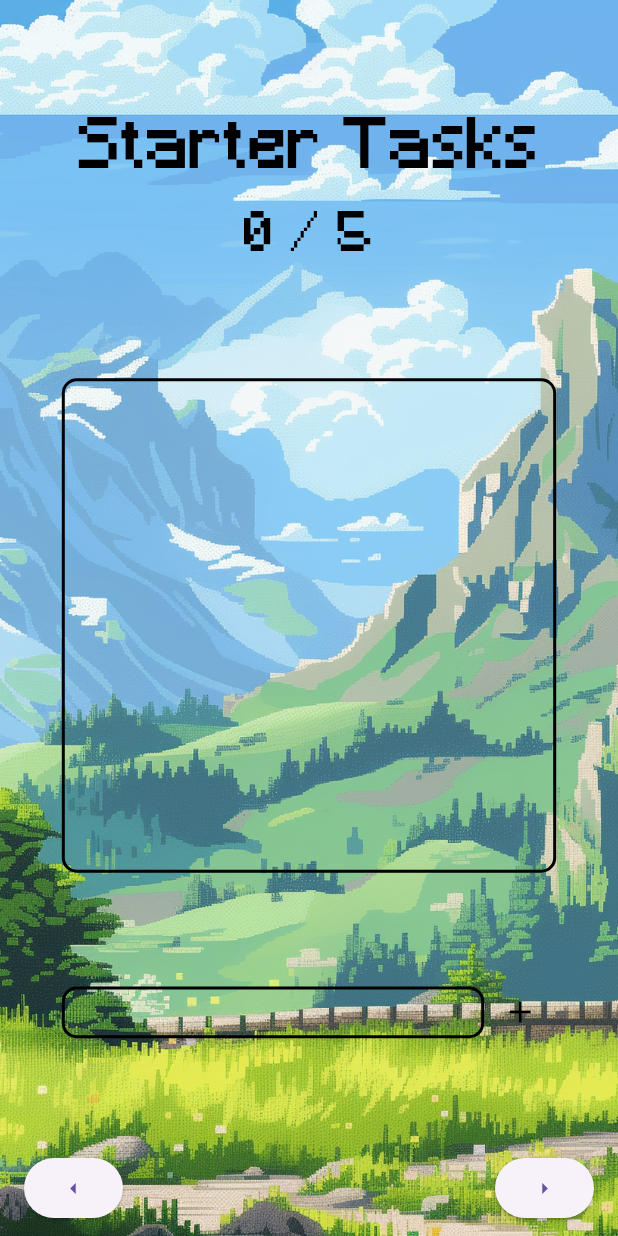
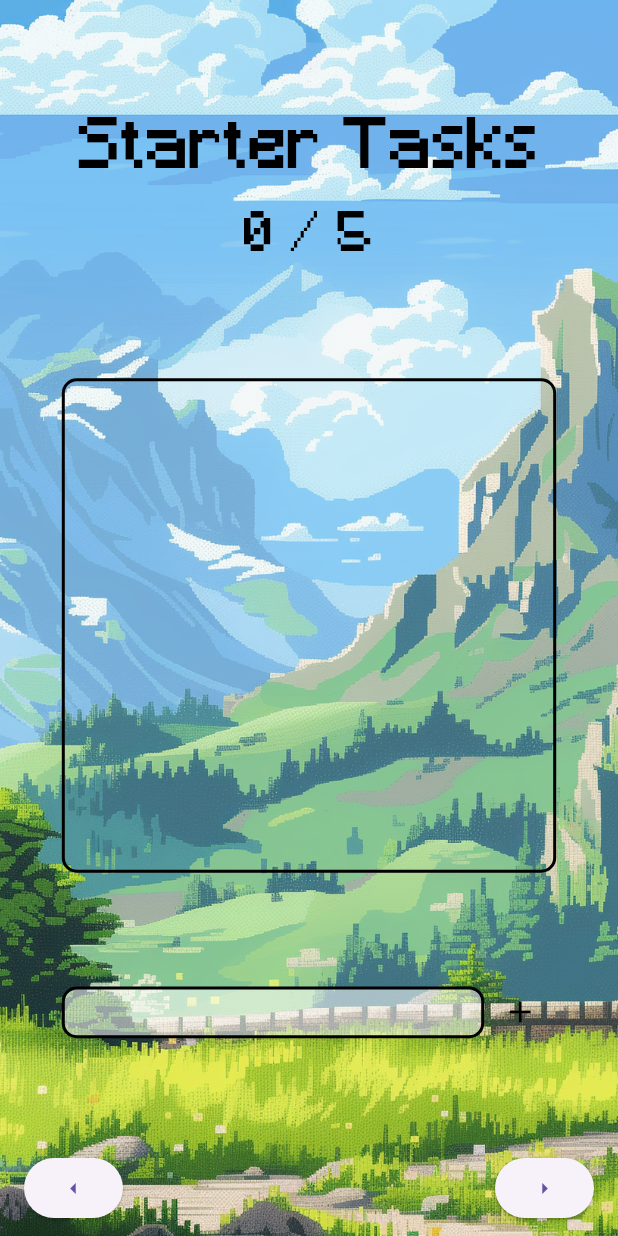
Before and after one commit to arexma/cs125-taskpals, a Flutter app: the screen it shows after launch, swiped to page 4, on a phone screen of 412 x 824 dp. Run offline on Flutter 3.47's test engine with Material 3 defaults, Android fonts, the light colour scheme and no system bars; our stand-ins replace cloud_firestore, device_info_plus, firebase_core, flutter_dotenv, google_nav_bar, image_picker and 3 more; missing offline and left inert: android_id, health, pixelarticons; accounts and stored records are empty; statements that could not run were skipped.

Commit message:
Added transparent background coloring to starter tasks page, added permissions for ios image picker

```diff
--- a/lib/screens/first_time_user/starter_tasks.dart
+++ b/lib/screens/first_time_user/starter_tasks.dart
@@ -78,9 +78,9 @@ class _StarterTasks extends State<StarterTasks> {
                   itemBuilder: (context, index) {
                     return Container(
                       decoration: BoxDecoration(
-                        color: Colors.grey[200],
+                        color: Colors.white54,
                         border: Border.all(
-                          color: Colors.grey[400]!,
+                          color: Colors.black,
                         ),
                         borderRadius: const BorderRadius.all(
                           Radius.circular(10),
@@ -122,6 +122,7 @@ class _StarterTasks extends State<StarterTasks> {
                     key: _editableTextFieldKey,
                     boxWidth: MediaQuery.of(context).size.width * 0.8 - 48.0,
                     boxHeight: MediaQuery.of(context).size.height * 0.1 - 48.0,
+                    backgroundColor: Colors.white54,
                     borderColor: Colors.black,
                     borderWidth: 2,
                     borderRadius: 10,
--- a/lib/screens/profile.dart
+++ b/lib/screens/profile.dart
@@ -156,7 +156,7 @@ Widget buildColumn(String label, dynamic initialText, BuildContext context,
                 textColor: Colors.white,
                 boxWidth: MediaQuery.of(context).size.height * 0.8,
                 boxHeight: MediaQuery.of(context).size.height * 0.05,
-                boxColor: Colors.black45,
+                backgroundColor: Colors.black45,
                 textSize: 17.0,
                 textShadow: const Shadow(
                   color: Colors.black,
--- a/lib/utility/editable_field.dart
+++ b/lib/utility/editable_field.dart
@@ -17,7 +17,7 @@ class EditableTextField extends StatefulWidget {
   final String? initialText;
   final double? boxWidth;
   final double? boxHeight;
-  final Color? boxColor;
+  final Color? backgroundColor;
   final Color? borderColor;
   final double? borderWidth;
   final double? borderRadius;
@@ -33,7 +33,7 @@ class EditableTextField extends StatefulWidget {
     this.initialText,
     this.boxWidth,
     this.boxHeight,
-    this.boxColor,
+    this.backgroundColor,
     this.borderColor,
     this.borderWidth,
     this.borderRadius,
@@ -101,7 +101,7 @@ class EditableTextFieldState extends State<EditableTextField> {
         child: Container(
           constraints: const BoxConstraints.expand(),
           decoration: BoxDecoration(
-            color: widget.boxColor ?? Colors.transparent,
+            color: widget.backgroundColor ?? Colors.transparent,
             border: Border.all(
               color: widget.borderColor ?? Colors.black,
               width: widget.borderWidth ?? 2,
```
Also changed, not shown: 1 other file.
